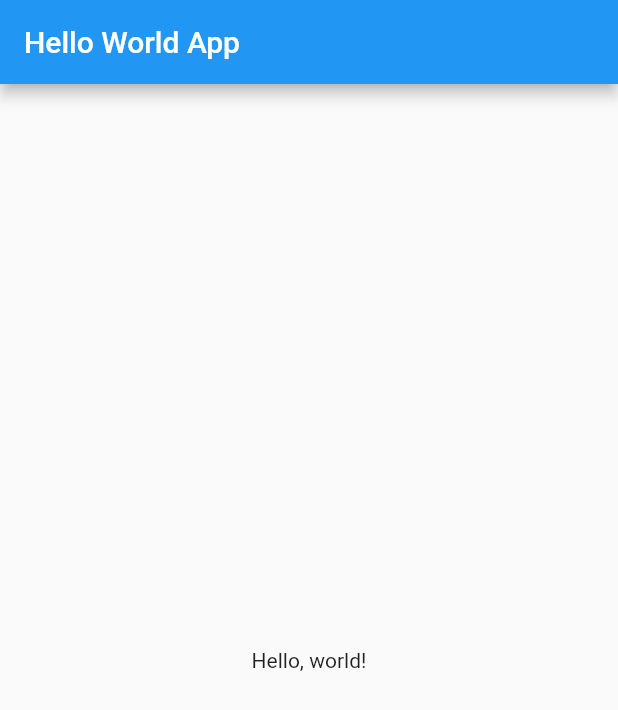
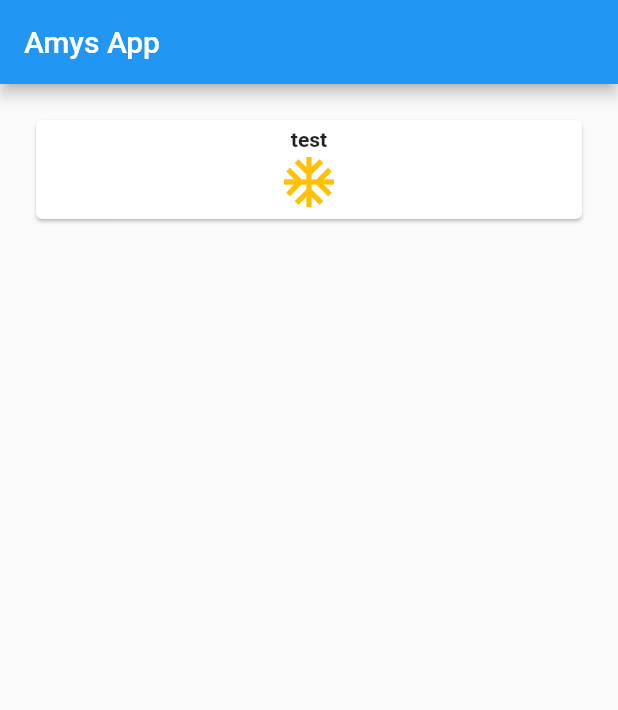
Before and after one commit to RobAWilkinson/flour-water-salt-yeast, a Flutter app: the screen it shows after launch, on a phone screen of 412 x 824 dp. Shown: the top 710 px of the screen. Run offline on Flutter 3.47's test engine with Material 2 defaults, Android fonts, the phone set to English and light mode, and no system bars.

Commit message:
MyCard implemented

```diff
--- a/lib/main.dart
+++ b/lib/main.dart
@@ -1,4 +1,5 @@
 import 'package:flutter/material.dart';
+import 'package:flutter/semantics.dart';
 
 void main() {
   runApp(
@@ -14,13 +15,43 @@ class myApp extends StatelessWidget {
   Widget build(BuildContext context) {
     return new Scaffold(
       appBar: new AppBar(
-        title: new Text('Hello World App'),
+        title: new Text('Amys App'),
       ),
-      body: new Center(
-        child: new Text(
-          'Hello, world!'
+      body: new Container(
+        padding: EdgeInsets.all(20.0),
+        child: new Column(
+          crossAxisAlignment: CrossAxisAlignment.stretch,
+          children: <Widget>[
+            new MyCard(icon: Icon(Icons.ac_unit, size: 40, color: Colors.amber,), title: new Text("test", style: new TextStyle(fontWeight: FontWeight.bold),)),
+          ],
         ),
       ),
     );
   }
 }
+
+class MyCard extends StatelessWidget {
+  final Widget title;
+  final Widget icon;
+  MyCard({this.title, this.icon});
+
+  @override
+  Widget build(BuildContext context) {
+    return new Container(
+      padding: new EdgeInsets.only(bottom: 20.0),
+      child: new Card(
+        child: new Container(
+          padding: new EdgeInsets.all(5.0),
+          child: new Column(
+            children: <Widget>[
+              this.title,
+              this.icon
+            ],
+          )
+        ),
+      ),
+
+    );
+  }
+
+}
```
